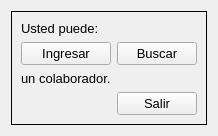
The window that Persona/a_persona.ui (radtek/manager) describes before a commit, drawn with Qt 5.
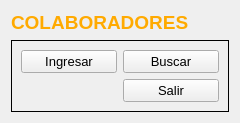
The same window after the commit.

Patch:
```diff
--- a/Persona/a_persona.ui
+++ b/Persona/a_persona.ui
@@ -6,14 +6,48 @@
    <rect>
     <x>0</x>
     <y>0</y>
-    <width>209</width>
-    <height>136</height>
+    <width>240</width>
+    <height>123</height>
    </rect>
   </property>
   <property name="windowTitle">
    <string>Form</string>
   </property>
   <layout class="QVBoxLayout" name="verticalLayout">
+   <item>
+    <layout class="QHBoxLayout" name="horizontalLayout">
+     <item>
+      <widget class="QLabel" name="label_4">
+       <property name="font">
+        <font>
+         <pointsize>14</pointsize>
+         <weight>75</weight>
+         <bold>true</bold>
+        </font>
+       </property>
+       <property name="styleSheet">
+        <string notr="true">color: rgb(255, 170, 0);</string>
+       </property>
+       <property name="text">
+        <string>COLABORADORES</string>
+       </property>
+      </widget>
+     </item>
+     <item>
+      <spacer name="horizontalSpacer">
+       <property name="orientation">
+        <enum>Qt::Horizontal</enum>
+       </property>
+       <property name="sizeHint" stdset="0">
+        <size>
+         <width>40</width>
+         <height>20</height>
+        </size>
+       </property>
+      </spacer>
+     </item>
+    </layout>
+   </item>
    <item>
     <widget class="QFrame" name="frame_title">
      <property name="sizePolicy">
@@ -33,21 +67,6 @@
      </property>
      <layout class="QGridLayout" name="gridLayout">
       <item row="0" column="0">
-       <widget class="QLabel" name="label">
-        <property name="font">
-         <font>
-          <pointsize>10</pointsize>
-         </font>
-        </property>
-        <property name="text">
-         <string>Usted puede:</string>
-        </property>
-        <property name="alignment">
-         <set>Qt::AlignLeading|Qt::AlignLeft|Qt::AlignVCenter</set>
-        </property>
-       </widget>
-      </item>
-      <item row="1" column="0">
        <widget class="QPushButton" name="pushButton_ingresar">
         <property name="sizePolicy">
          <sizepolicy hsizetype="Minimum" vsizetype="Fixed">
@@ -78,31 +97,7 @@
         </property>
        </widget>
       </item>
-      <item row="3" column="0">
-       <widget class="QLabel" name="label_2">
-        <property name="font">
-         <font>
-          <pointsize>10</pointsize>
-         </font>
-        </property>
-        <property name="text">
-         <string>un colaborador.</string>
-        </property>
-       </widget>
-      </item>
-      <item row="4" column="1">
-       <widget class="QPushButton" name="pushButton_salir">
-        <property name="font">
-         <font>
-          <pointsize>10</pointsize>
-         </font>
-        </property>
-        <property name="text">
-         <string>Salir</string>
-        </property>
-       </widget>
-      </item>
-      <item row="1" column="1">
+      <item row="0" column="1">
        <widget class="QPushButton" name="pushButton_buscar">
         <property name="sizePolicy">
          <sizepolicy hsizetype="Minimum" vsizetype="Fixed">
@@ -120,6 +115,18 @@
         </property>
        </widget>
       </item>
+      <item row="2" column="1">
+       <widget class="QPushButton" name="pushButton_salir">
+        <property name="font">
+         <font>
+          <pointsize>10</pointsize>
+         </font>
+        </property>
+        <property name="text">
+         <string>Salir</string>
+        </property>
+       </widget>
+      </item>
      </layout>
     </widget>
    </item>
```
